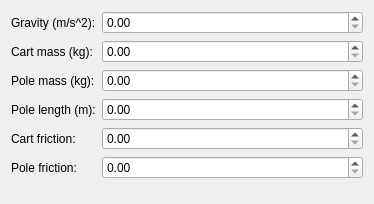
Old version of the form ui/physical_properties_widget.ui in the repository daniloarcidiacono/cart-pole.
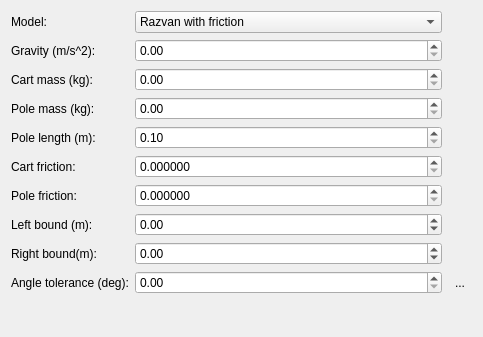
New version of the form. Icons and pictures are not drawn.

```diff
--- a/ui/physical_properties_widget.ui
+++ b/ui/physical_properties_widget.ui
@@ -6,29 +6,147 @@
    <rect>
     <x>0</x>
     <y>0</y>
-    <width>374</width>
-    <height>204</height>
+    <width>483</width>
+    <height>337</height>
    </rect>
   </property>
+  <property name="minimumSize">
+   <size>
+    <width>0</width>
+    <height>0</height>
+   </size>
+  </property>
   <property name="windowTitle">
-   <string>Form</string>
+   <string>Physics properties</string>
   </property>
-  <layout class="QFormLayout" name="formLayout">
+  <layout class="QGridLayout" name="gridLayout" rowstretch="0,0,0,0,0,0,0,0,0,0,0">
+   <property name="sizeConstraint">
+    <enum>QLayout::SetDefaultConstraint</enum>
+   </property>
+   <property name="verticalSpacing">
+    <number>6</number>
+   </property>
+   <item row="5" column="0">
+    <widget class="QLabel" name="lblCartFriction">
+     <property name="sizePolicy">
+      <sizepolicy hsizetype="Maximum" vsizetype="Preferred">
+       <horstretch>0</horstretch>
+       <verstretch>0</verstretch>
+      </sizepolicy>
+     </property>
+     <property name="text">
+      <string>Cart friction:</string>
+     </property>
+     <property name="buddy">
+      <cstring>spnCartFriction</cstring>
+     </property>
+    </widget>
+   </item>
+   <item row="5" column="1">
+    <widget class="QDoubleSpinBox" name="spnCartFriction">
+     <property name="decimals">
+      <number>6</number>
+     </property>
+     <property name="singleStep">
+      <double>0.050000000000000</double>
+     </property>
+    </widget>
+   </item>
+   <item row="3" column="1">
+    <widget class="QDoubleSpinBox" name="spnPoleMass">
+     <property name="singleStep">
+      <double>0.250000000000000</double>
+     </property>
+    </widget>
+   </item>
+   <item row="4" column="0">
+    <widget class="QLabel" name="lblPoleLength">
+     <property name="sizePolicy">
+      <sizepolicy hsizetype="Maximum" vsizetype="Preferred">
+       <horstretch>0</horstretch>
+       <verstretch>0</verstretch>
+      </sizepolicy>
+     </property>
+     <property name="text">
+      <string>Pole length (m):</string>
+     </property>
+     <property name="buddy">
+      <cstring>spnPoleLength</cstring>
+     </property>
+    </widget>
+   </item>
+   <item row="8" column="1">
+    <widget class="QDoubleSpinBox" name="spnRightBound">
+     <property name="minimum">
+      <double>-100.000000000000000</double>
+     </property>
+     <property name="maximum">
+      <double>100.000000000000000</double>
+     </property>
+     <property name="singleStep">
+      <double>0.100000000000000</double>
+     </property>
+    </widget>
+   </item>
+   <item row="9" column="0">
+    <widget class="QLabel" name="lblAngleTolerance">
+     <property name="sizePolicy">
+      <sizepolicy hsizetype="Maximum" vsizetype="Preferred">
+       <horstretch>0</horstretch>
+       <verstretch>0</verstretch>
+      </sizepolicy>
+     </property>
+     <property name="text">
+      <string>Angle tolerance (deg):</string>
+     </property>
+     <property name="buddy">
+      <cstring>spnAngleTolerance</cstring>
+     </property>
+    </widget>
+   </item>
    <item row="0" column="0">
-    <widget class="QLabel" name="lblGravity">
+    <widget class="QLabel" name="lblModel">
+     <property name="sizePolicy">
+      <sizepolicy hsizetype="Maximum" vsizetype="Preferred">
+       <horstretch>0</horstretch>
+       <verstretch>0</verstretch>
+      </sizepolicy>
+     </property>
      <property name="text">
-      <string>Gravity (m/s^2):</string>
+      <string>Model:</string>
      </property>
      <property name="buddy">
-      <cstring>spnGravity</cstring>
+      <cstring>cboModel</cstring>
      </property>
     </widget>
    </item>
    <item row="0" column="1">
-    <widget class="QDoubleSpinBox" name="spnGravity"/>
+    <widget class="QComboBox" name="cboModel">
+     <item>
+      <property name="text">
+       <string>Razvan with friction</string>
+      </property>
+     </item>
+     <item>
+      <property name="text">
+       <string>Razvan without friction</string>
+      </property>
+     </item>
+     <item>
+      <property name="text">
+       <string>Barto with friction</string>
+      </property>
+     </item>
+    </widget>
    </item>
-   <item row="1" column="0">
+   <item row="2" column="0">
     <widget class="QLabel" name="lblCartMass">
+     <property name="sizePolicy">
+      <sizepolicy hsizetype="Maximum" vsizetype="Preferred">
+       <horstretch>0</horstretch>
+       <verstretch>0</verstretch>
+      </sizepolicy>
+     </property>
      <property name="text">
       <string>Cart mass (kg):</string>
      </property>
@@ -37,11 +155,57 @@
      </property>
     </widget>
    </item>
-   <item row="1" column="1">
-    <widget class="QDoubleSpinBox" name="spnCartMass"/>
+   <item row="6" column="1">
+    <widget class="QDoubleSpinBox" name="spnPoleFriction">
+     <property name="decimals">
+      <number>6</number>
+     </property>
+     <property name="singleStep">
+      <double>0.050000000000000</double>
+     </property>
+    </widget>
    </item>
-   <item row="2" column="0">
+   <item row="7" column="0">
+    <widget class="QLabel" name="lblLeftBound">
+     <property name="sizePolicy">
+      <sizepolicy hsizetype="Maximum" vsizetype="Preferred">
+       <horstretch>0</horstretch>
+       <verstretch>0</verstretch>
+      </sizepolicy>
+     </property>
+     <property name="text">
+      <string>Left bound (m):</string>
+     </property>
+     <property name="buddy">
+      <cstring>spnLeftBound</cstring>
+     </property>
+    </widget>
+   </item>
+   <item row="4" column="1">
+    <widget class="QDoubleSpinBox" name="spnPoleLength">
+     <property name="minimum">
+      <double>0.100000000000000</double>
+     </property>
+     <property name="singleStep">
+      <double>0.100000000000000</double>
+     </property>
+    </widget>
+   </item>
+   <item row="9" column="1">
+    <widget class="QDoubleSpinBox" name="spnAngleTolerance">
+     <property name="maximum">
+      <double>180.000000000000000</double>
+     </property>
+    </widget>
+   </item>
+   <item row="3" column="0">
     <widget class="QLabel" name="lblPoleMass">
+     <property name="sizePolicy">
+      <sizepolicy hsizetype="Maximum" vsizetype="Preferred">
+       <horstretch>0</horstretch>
+       <verstretch>0</verstretch>
+      </sizepolicy>
+     </property>
      <property name="text">
       <string>Pole mass (kg):</string>
      </property>
@@ -50,37 +214,53 @@
      </property>
     </widget>
    </item>
-   <item row="2" column="1">
-    <widget class="QDoubleSpinBox" name="spnPoleMass"/>
-   </item>
-   <item row="3" column="0">
-    <widget class="QLabel" name="lblPoleLength">
+   <item row="1" column="0">
+    <widget class="QLabel" name="lblGravity">
+     <property name="sizePolicy">
+      <sizepolicy hsizetype="Maximum" vsizetype="Preferred">
+       <horstretch>0</horstretch>
+       <verstretch>0</verstretch>
+      </sizepolicy>
+     </property>
      <property name="text">
-      <string>Pole length (m):</string>
+      <string>Gravity (m/s^2):</string>
      </property>
      <property name="buddy">
-      <cstring>spnPoleLength</cstring>
+      <cstring>spnGravity</cstring>
      </property>
     </widget>
    </item>
-   <item row="3" column="1">
-    <widget class="QDoubleSpinBox" name="spnPoleLength"/>
+   <item row="1" column="1">
+    <widget class="QDoubleSpinBox" name="spnGravity"/>
    </item>
-   <item row="4" column="0">
-    <widget class="QLabel" name="lblCartFriction">
+   <item row="9" column="2">
+    <widget class="QToolButton" name="btnShowAngleTolerance">
+     <property name="toolTip">
+      <string>Show angle tolerance</string>
+     </property>
      <property name="text">
-      <string>Cart friction:</string>
+      <string>...</string>
      </property>
-     <property name="buddy">
-      <cstring>spnCartFriction</cstring>
+     <property name="icon">
+      <iconset resource="resources.qrc">
+       <normaloff>:/icons/icons/pen.png</normaloff>:/icons/icons/pen.png</iconset>
      </property>
+     <property name="checkable">
+      <bool>true</bool>
+     </property>
+     <property name="autoRaise">
+      <bool>true</bool>
+     </property>
     </widget>
    </item>
-   <item row="4" column="1">
-    <widget class="QDoubleSpinBox" name="spnCartFriction"/>
-   </item>
-   <item row="5" column="0">
+   <item row="6" column="0">
     <widget class="QLabel" name="lblPoleFriction">
+     <property name="sizePolicy">
+      <sizepolicy hsizetype="Maximum" vsizetype="Preferred">
+       <horstretch>0</horstretch>
+       <verstretch>0</verstretch>
+      </sizepolicy>
+     </property>
      <property name="text">
       <string>Pole friction:</string>
      </property>
@@ -89,8 +269,54 @@
      </property>
     </widget>
    </item>
-   <item row="5" column="1">
-    <widget class="QDoubleSpinBox" name="spnPoleFriction"/>
+   <item row="2" column="1">
+    <widget class="QDoubleSpinBox" name="spnCartMass">
+     <property name="singleStep">
+      <double>0.250000000000000</double>
+     </property>
+    </widget>
+   </item>
+   <item row="7" column="1">
+    <widget class="QDoubleSpinBox" name="spnLeftBound">
+     <property name="minimum">
+      <double>-100.000000000000000</double>
+     </property>
+     <property name="maximum">
+      <double>100.000000000000000</double>
+     </property>
+     <property name="singleStep">
+      <double>0.100000000000000</double>
+     </property>
+    </widget>
+   </item>
+   <item row="8" column="0">
+    <widget class="QLabel" name="lblRightBound">
+     <property name="sizePolicy">
+      <sizepolicy hsizetype="Maximum" vsizetype="Preferred">
+       <horstretch>0</horstretch>
+       <verstretch>0</verstretch>
+      </sizepolicy>
+     </property>
+     <property name="text">
+      <string>Right bound(m):</string>
+     </property>
+     <property name="buddy">
+      <cstring>spnRightBound</cstring>
+     </property>
+    </widget>
+   </item>
+   <item row="10" column="1">
+    <spacer name="verticalSpacer">
+     <property name="orientation">
+      <enum>Qt::Vertical</enum>
+     </property>
+     <property name="sizeHint" stdset="0">
+      <size>
+       <width>20</width>
+       <height>40</height>
+      </size>
+     </property>
+    </spacer>
    </item>
   </layout>
  </widget>
```
Left out of the diff: 17 changed lines with no effect on the pictures.
